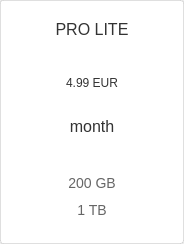
Old version of the form src/MEGASync/gui/linux/UpgradeWidget.ui in the repository meganz/MEGAsync.
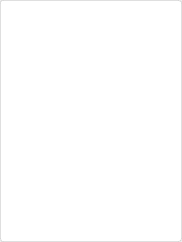
New version of the form.

Commit message: UI alignments for Upgrade widget

```diff
--- a/src/MEGASync/gui/linux/UpgradeWidget.ui
+++ b/src/MEGASync/gui/linux/UpgradeWidget.ui
@@ -6,20 +6,20 @@
    <rect>
     <x>0</x>
     <y>0</y>
-    <width>184</width>
-    <height>244</height>
+    <width>182</width>
+    <height>242</height>
    </rect>
   </property>
   <property name="minimumSize">
    <size>
-    <width>184</width>
-    <height>244</height>
+    <width>182</width>
+    <height>242</height>
    </size>
   </property>
   <property name="maximumSize">
    <size>
-    <width>184</width>
-    <height>244</height>
+    <width>182</width>
+    <height>242</height>
    </size>
   </property>
   <property name="windowTitle">
@@ -89,14 +89,14 @@
     <widget class="QWidget" name="wContainer" native="true">
      <property name="minimumSize">
       <size>
-       <width>184</width>
-       <height>244</height>
+       <width>182</width>
+       <height>242</height>
       </size>
      </property>
      <property name="maximumSize">
       <size>
-       <width>184</width>
-       <height>244</height>
+       <width>182</width>
+       <height>242</height>
       </size>
      </property>
      <property name="styleSheet">
@@ -110,7 +110,7 @@
        <number>0</number>
       </property>
       <property name="topMargin">
-       <number>9</number>
+       <number>11</number>
       </property>
       <property name="rightMargin">
        <number>0</number>
@@ -136,7 +136,7 @@
          <string notr="true">margin-top: -10px;</string>
         </property>
         <property name="text">
-         <string notr="true">PRO LITE</string>
+         <string notr="true"/>
         </property>
         <property name="alignment">
          <set>Qt::AlignCenter</set>
@@ -171,7 +171,7 @@
           <number>0</number>
          </property>
          <property name="bottomMargin">
-          <number>22</number>
+          <number>20</number>
          </property>
          <item>
           <widget class="QLabel" name="lPrice">
@@ -191,7 +191,7 @@
             <string notr="true"/>
            </property>
            <property name="text">
-            <string notr="true">4.99 EUR</string>
+            <string notr="true"/>
            </property>
            <property name="textFormat">
             <enum>Qt::RichText</enum>
@@ -216,7 +216,7 @@
             </size>
            </property>
            <property name="text">
-            <string>month</string>
+            <string/>
            </property>
            <property name="alignment">
             <set>Qt::AlignCenter</set>
@@ -242,7 +242,7 @@
         </property>
         <layout class="QVBoxLayout" name="verticalLayout">
          <property name="spacing">
-          <number>0</number>
+          <number>6</number>
          </property>
          <property name="leftMargin">
           <number>0</number>
@@ -254,7 +254,7 @@
           <number>0</number>
          </property>
          <property name="bottomMargin">
-          <number>20</number>
+          <number>24</number>
          </property>
          <item>
           <widget class="QWidget" name="widget_3" native="true">
@@ -298,7 +298,7 @@
                </size>
               </property>
               <property name="text">
-               <string notr="true">200 GB</string>
+               <string notr="true"/>
               </property>
               <property name="alignment">
                <set>Qt::AlignCenter</set>
@@ -350,7 +350,7 @@
                </size>
               </property>
               <property name="text">
-               <string notr="true">1 TB</string>
+               <string notr="true"/>
               </property>
               <property name="alignment">
                <set>Qt::AlignCenter</set>
```
The commit also changes 2 other files.
